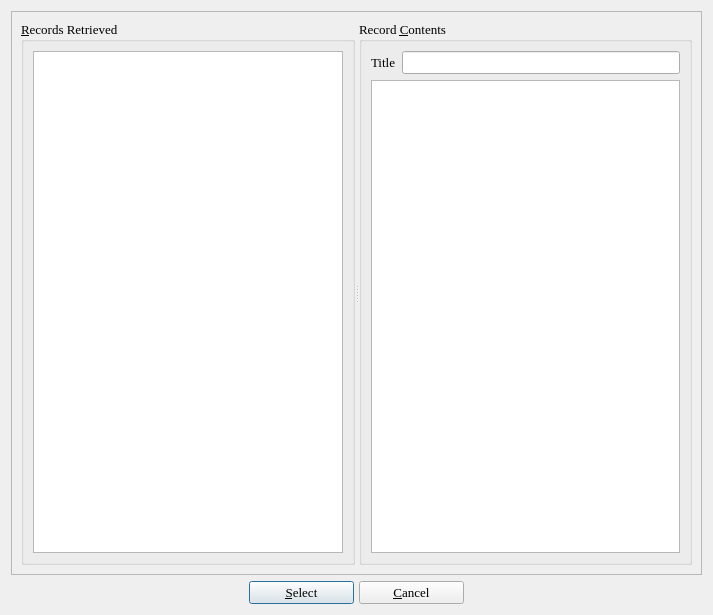
Old version of the form z3950results.ui in the repository textbrowser/biblioteq.
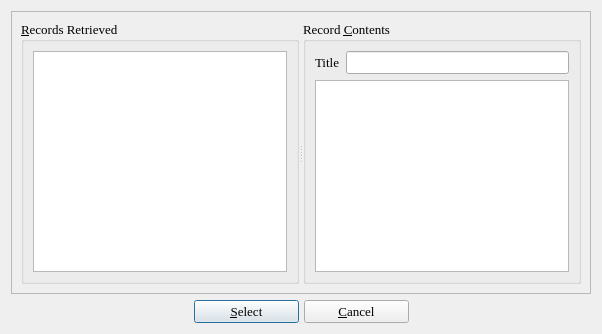
New version of the form. Icons and pictures are not drawn.

The edit to the form file:
```diff
--- a/z3950results.ui
+++ b/z3950results.ui
@@ -2,14 +2,6 @@
 <ui version="4.0">
  <class>z3950ResultsDialog</class>
  <widget class="QDialog" name="z3950ResultsDialog">
-  <property name="geometry">
-   <rect>
-    <x>0</x>
-    <y>0</y>
-    <width>713</width>
-    <height>615</height>
-   </rect>
-  </property>
   <property name="font">
    <font>
     <family>Times</family>
```
